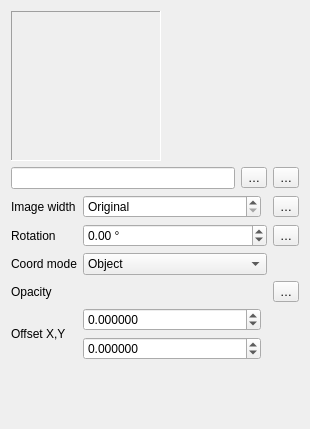
Before: the Qt Designer form src/ui/symbollayer/widget_rasterfill.ui in carsmie/QGIS, drawn with Qt 5.
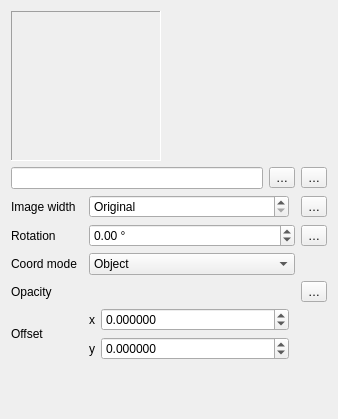
After: the same form once the commit is applied. Custom widgets are drawn as their Qt base class.

```diff
--- a/src/ui/symbollayer/widget_rasterfill.ui
+++ b/src/ui/symbollayer/widget_rasterfill.ui
@@ -6,8 +6,8 @@
    <rect>
     <x>0</x>
     <y>0</y>
-    <width>310</width>
-    <height>429</height>
+    <width>338</width>
+    <height>419</height>
    </rect>
   </property>
   <property name="windowTitle">
@@ -24,7 +24,7 @@
      </property>
     </widget>
    </item>
-   <item row="2" column="1">
+   <item row="2" column="2">
     <layout class="QHBoxLayout" name="horizontalLayout_2">
      <item>
       <widget class="QgsDoubleSpinBox" name="mWidthSpinBox">
@@ -56,20 +56,21 @@
          <height>0</height>
         </size>
        </property>
+       <property name="focusPolicy">
+        <enum>Qt::StrongFocus</enum>
+       </property>
       </widget>
      </item>
     </layout>
    </item>
-   <item row="1" column="2">
+   <item row="1" column="3">
     <widget class="QgsPropertyOverrideButton" name="mFilenameDDBtn">
      <property name="text">
       <string>…</string>
      </property>
     </widget>
    </item>
-   <item row="3" column="1">
-    <layout class="QHBoxLayout" name="horizontalLayout_7">
-     <item>
+   <item row="3" column="2">
       <widget class="QgsDoubleSpinBox" name="mRotationSpinBox">
        <property name="sizePolicy">
         <sizepolicy hsizetype="Preferred" vsizetype="Fixed">
@@ -94,9 +95,7 @@
        </property>
       </widget>
      </item>
-    </layout>
-   </item>
-   <item row="5" column="2">
+   <item row="5" column="3">
     <widget class="QgsPropertyOverrideButton" name="mOpacityDDBtn">
      <property name="text">
       <string>…</string>
@@ -113,7 +112,7 @@
      </property>
     </widget>
    </item>
-   <item row="0" column="0" colspan="3">
+   <item row="0" column="0" colspan="4">
     <layout class="QHBoxLayout" name="horizontalLayout_4">
      <property name="topMargin">
       <number>0</number>
@@ -167,16 +166,23 @@
    <item row="6" column="0">
     <widget class="QLabel" name="label_7">
      <property name="text">
-      <string>Offset X,Y</string>
+      <string>Offset</string>
      </property>
      <property name="buddy">
       <cstring>mSpinOffsetX</cstring>
      </property>
     </widget>
    </item>
-   <item row="6" column="1">
+   <item row="6" column="2">
     <layout class="QGridLayout" name="gridLayout">
      <item row="0" column="0">
+      <widget class="QLabel" name="label_2">
+       <property name="text">
+        <string>x</string>
+       </property>
+      </widget>
+     </item>
+     <item row="0" column="1">
       <widget class="QgsDoubleSpinBox" name="mSpinOffsetX">
        <property name="sizePolicy">
         <sizepolicy hsizetype="Minimum" vsizetype="Fixed">
@@ -198,7 +204,7 @@
        </property>
       </widget>
      </item>
-     <item row="0" column="1" rowspan="2">
+     <item row="0" column="2" rowspan="2">
       <widget class="QgsUnitSelectionWidget" name="mOffsetUnitWidget" native="true">
        <property name="minimumSize">
         <size>
@@ -206,9 +212,19 @@
          <height>0</height>
         </size>
        </property>
+       <property name="focusPolicy">
+        <enum>Qt::StrongFocus</enum>
+       </property>
       </widget>
      </item>
      <item row="1" column="0">
+      <widget class="QLabel" name="label_4">
+       <property name="text">
+        <string>y</string>
+       </property>
+      </widget>
+     </item>
+     <item row="1" column="1">
       <widget class="QgsDoubleSpinBox" name="mSpinOffsetY">
        <property name="sizePolicy">
         <sizepolicy hsizetype="Minimum" vsizetype="Fixed">
@@ -249,7 +265,7 @@
      </property>
     </widget>
    </item>
-   <item row="1" column="0" colspan="2">
+   <item row="1" column="0" colspan="3">
     <layout class="QHBoxLayout" name="horizontalLayout">
      <item>
       <widget class="QLineEdit" name="mImageLineEdit"/>
@@ -263,7 +279,7 @@
      </item>
     </layout>
    </item>
-   <item row="4" column="1">
+   <item row="4" column="2">
     <widget class="QComboBox" name="cboCoordinateMode">
      <item>
       <property name="text">
@@ -277,14 +293,14 @@
      </item>
     </widget>
    </item>
-   <item row="2" column="2">
+   <item row="2" column="3">
     <widget class="QgsPropertyOverrideButton" name="mWidthDDBtn">
      <property name="text">
       <string>…</string>
      </property>
     </widget>
    </item>
-   <item row="3" column="2">
+   <item row="3" column="3">
     <widget class="QgsPropertyOverrideButton" name="mRotationDDBtn">
      <property name="text">
       <string>…</string>
@@ -304,7 +320,7 @@
      </property>
     </spacer>
    </item>
-   <item row="5" column="1">
+   <item row="5" column="2">
     <widget class="QgsOpacityWidget" name="mOpacityWidget" native="true">
      <property name="focusPolicy">
       <enum>Qt::StrongFocus</enum>
```
Left out of the diff: 3 changed lines with no effect on the pictures. Lines whose indentation alone changed are shown as unchanged.
